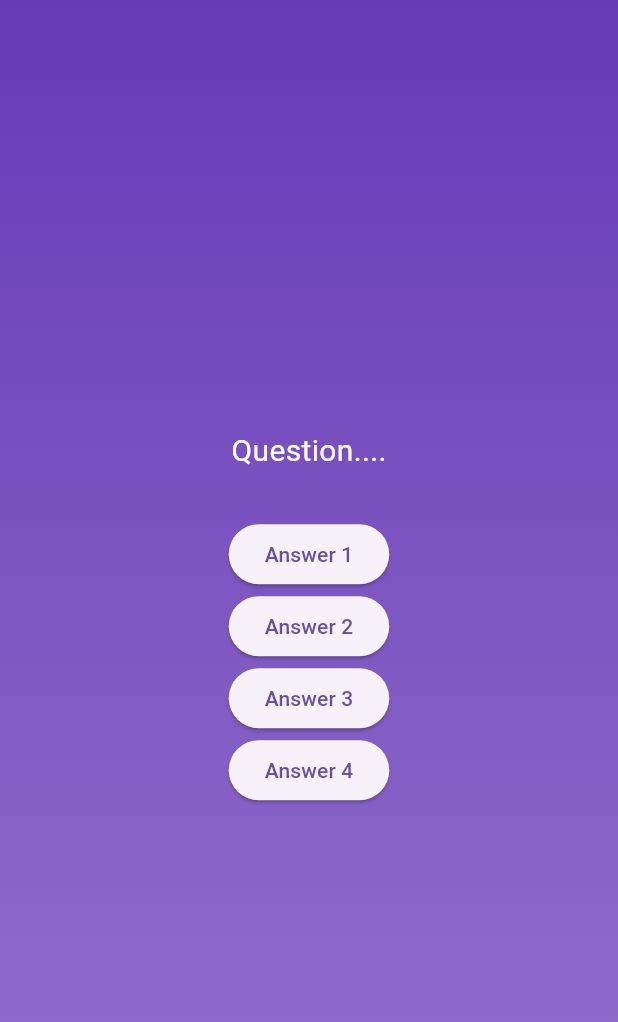
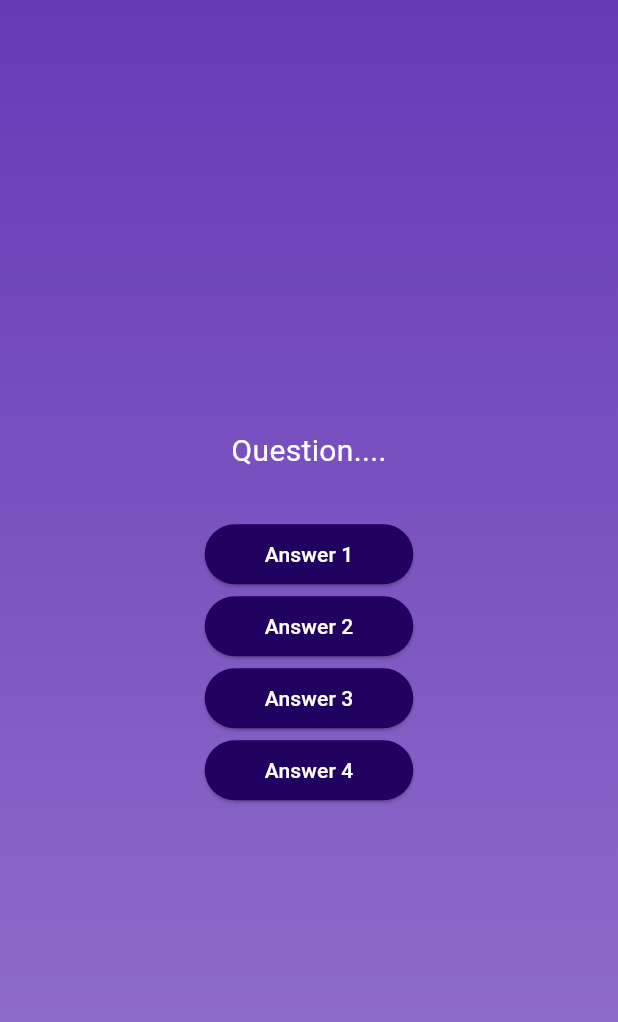
Before and after one commit to alifrizqullahmaruf/Quiz-App-Flutter, a Flutter app: the screen it shows after launch, after a tap on "Start Quiz", on a phone screen of 412 x 824 dp. Shown: the top 1022 px of the screen. Run offline on Flutter 3.47's test engine with Material 3 defaults, Android fonts, the phone set to English and light mode, and no system bars.

Commit message:
add answer button class

```diff
--- /dev/null
+++ b/lib/models/answer_button.dart
@@ -0,0 +1,22 @@
+import 'package:flutter/material.dart';
+
+class AnswerButton extends StatelessWidget {
+  const AnswerButton( {super.key, required this.answerText, required this.onTap,});
+
+  final String answerText;
+  final void Function() onTap;
+
+  @override
+  Widget build(BuildContext context) {
+    return ElevatedButton(
+      onPressed: onTap,
+      style: ElevatedButton.styleFrom(
+        padding: const EdgeInsets.symmetric(horizontal: 40, vertical: 10),
+        backgroundColor: const Color.fromARGB(255, 33, 1, 95),
+        foregroundColor: Colors.white,
+        shape: RoundedRectangleBorder(borderRadius: BorderRadius.circular(20),)
+      ),
+      child: Text(answerText),
+    );
+  }
+}
--- a/lib/question_screen.dart
+++ b/lib/question_screen.dart
@@ -1,4 +1,5 @@
 import 'package:flutter/material.dart';
+import 'package:second_app/models/answer_button.dart';
 
 class QuestionScreen extends StatefulWidget {
   const QuestionScreen({super.key});
@@ -25,22 +26,10 @@ class _QuestionScreenState extends State<QuestionScreen> {
           const SizedBox(
             height: 30,
           ),
-          ElevatedButton(
-            onPressed: () {},
-            child: const Text("Answer 1"),
-          ),
-          ElevatedButton(
-            onPressed: () {},
-            child: const Text("Answer 2"),
-          ),
-          ElevatedButton(
-            onPressed: () {},
-            child: const Text("Answer 3"),
-          ),
-          ElevatedButton(
-            onPressed: () {},
-            child: const Text("Answer 4"),
-          ),
+          AnswerButton(answerText: 'Answer 1', onTap: () {}),
+          AnswerButton(answerText: 'Answer 2', onTap: () {}),
+          AnswerButton(answerText: 'Answer 3', onTap: () {}),
+          AnswerButton(answerText: 'Answer 4', onTap: () {}),
         ],
       ),
     );
```
Also changed, not shown: lib/models/quiz_question.dart (line endings or trailing spaces).
